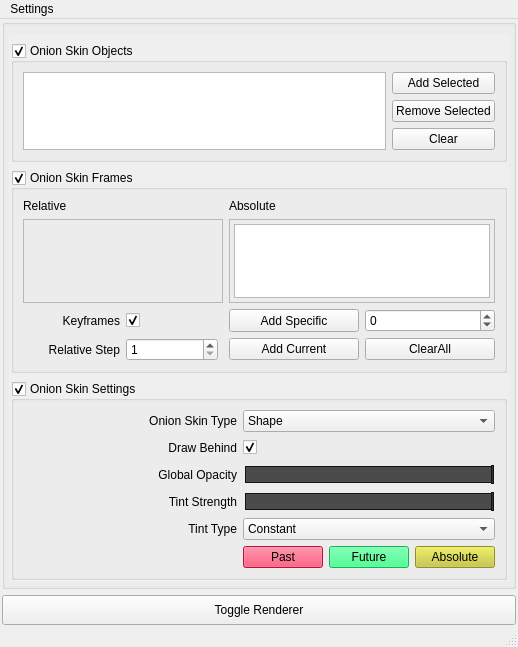
First picture: the form in onionSkinRendererWidget.ui, repository Viele/onionSkinRenderer, before the edit.
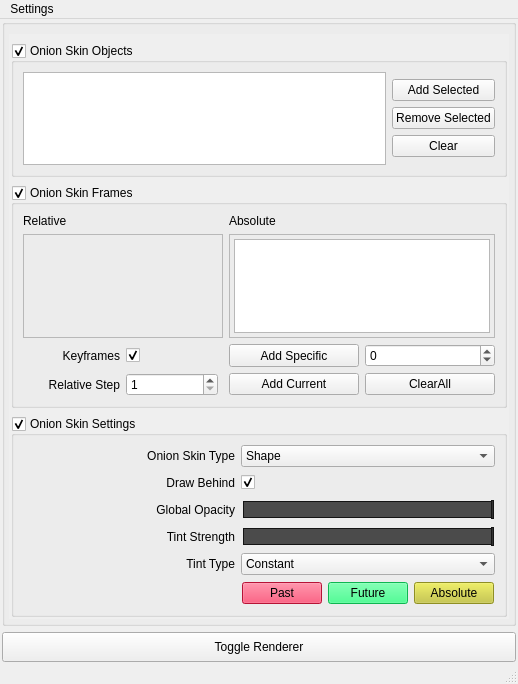
Second picture: the form after the edit.

What changed in the file:
```diff
--- a/onionSkinRendererWidget.ui
+++ b/onionSkinRendererWidget.ui
@@ -6,8 +6,8 @@
    <rect>
     <x>0</x>
     <y>0</y>
-    <width>482</width>
-    <height>647</height>
+    <width>488</width>
+    <height>684</height>
    </rect>
   </property>
   <property name="windowTitle">
@@ -85,8 +85,8 @@
            <rect>
             <x>0</x>
             <y>0</y>
-            <width>468</width>
-            <height>555</height>
+            <width>474</width>
+            <height>592</height>
            </rect>
           </property>
           <property name="sizePolicy">
@@ -814,7 +814,20 @@
                  </widget>
                 </item>
                 <item row="5" column="1">
+                 <widget class="QWidget" name="constant_col_widget" native="true">
                  <layout class="QHBoxLayout" name="horizontalLayout_2">
+                   <property name="leftMargin">
+                    <number>1</number>
+                   </property>
+                   <property name="topMargin">
+                    <number>1</number>
+                   </property>
+                   <property name="rightMargin">
+                    <number>1</number>
+                   </property>
+                   <property name="bottomMargin">
+                    <number>1</number>
+                   </property>
                   <item>
                    <widget class="QPushButton" name="relative_pastTint_btn">
                     <property name="styleSheet">
@@ -858,6 +871,7 @@
                    </widget>
                   </item>
                  </layout>
+                 </widget>
                 </item>
                </layout>
               </item>
```
Left out of the diff: 294 changed lines with no effect on the pictures. Lines whose indentation alone changed are shown as unchanged.
